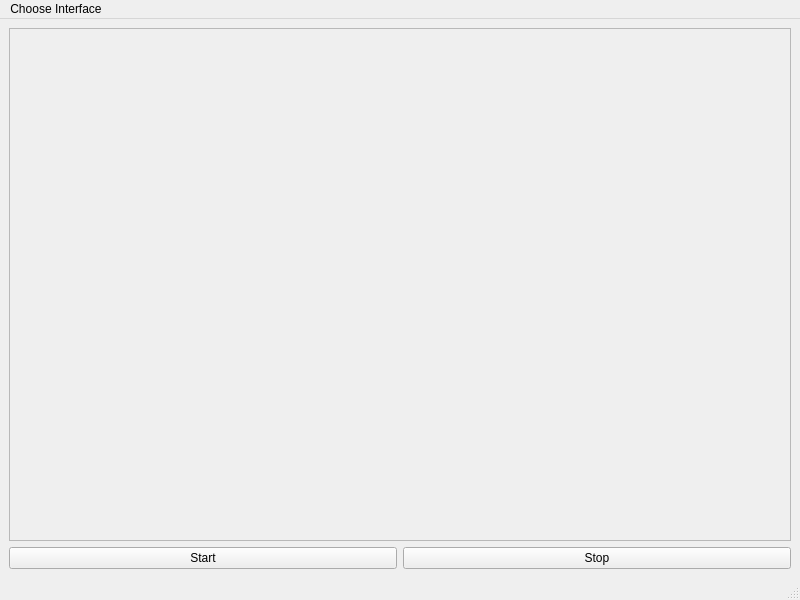
This is framehound.ui in vedangnaik/framehound as Qt 5 draws it before an edit. The edited form follows.
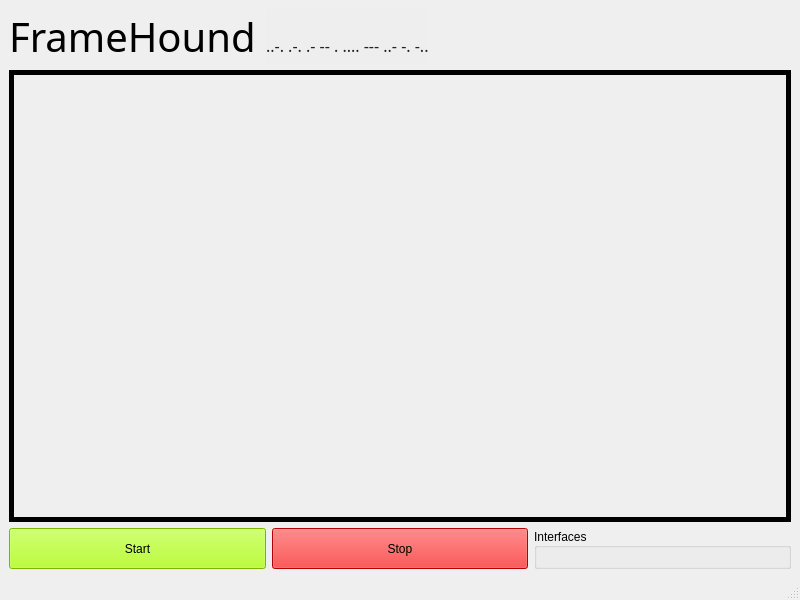
This is the edited form.

The edit to the form file:
```diff
--- a/framehound.ui
+++ b/framehound.ui
@@ -14,11 +14,57 @@
    <string>FrameHound</string>
   </property>
   <widget class="QWidget" name="centralwidget">
-   <layout class="QHBoxLayout" name="horizontalLayout_2">
+   <layout class="QHBoxLayout" name="horizontalLayout_4">
     <item>
      <layout class="QVBoxLayout" name="verticalLayout">
+      <item>
+       <widget class="QLabel" name="label">
+        <property name="sizePolicy">
+         <sizepolicy hsizetype="Preferred" vsizetype="Preferred">
+          <horstretch>0</horstretch>
+          <verstretch>0</verstretch>
+         </sizepolicy>
+        </property>
+        <property name="font">
+         <font>
+          <family>Comfortaa Light</family>
+          <pointsize>30</pointsize>
+          <weight>3</weight>
+          <italic>false</italic>
+          <bold>false</bold>
+         </font>
+        </property>
+        <property name="styleSheet">
+         <string notr="true">font: 25 30pt &quot;Comfortaa Light&quot;;</string>
+        </property>
+        <property name="text">
+         <string>&lt;html&gt;&lt;head/&gt;&lt;body&gt;&lt;p&gt;FrameHound &lt;span style=&quot; font-family:'Inconsolata','monospace'; font-size:16px; font-weight:400; color:#222222; background-color:#eeeeee;&quot;&gt;..-. .-. .- -- . .... --- ..- -. -..&lt;/span&gt;&lt;/p&gt;&lt;/body&gt;&lt;/html&gt;</string>
+        </property>
+        <property name="alignment">
+         <set>Qt::AlignLeading|Qt::AlignLeft|Qt::AlignVCenter</set>
+        </property>
+        <property name="wordWrap">
+         <bool>true</bool>
+        </property>
+       </widget>
+      </item>
       <item>
        <widget class="QScrollArea" name="scrollArea">
+        <property name="frameShape">
+         <enum>QFrame::Box</enum>
+        </property>
+        <property name="frameShadow">
+         <enum>QFrame::Plain</enum>
+        </property>
+        <property name="lineWidth">
+         <number>5</number>
+        </property>
+        <property name="midLineWidth">
+         <number>3</number>
+        </property>
+        <property name="horizontalScrollBarPolicy">
+         <enum>Qt::ScrollBarAlwaysOff</enum>
+        </property>
         <property name="widgetResizable">
          <bool>true</bool>
         </property>
@@ -27,11 +73,11 @@
           <rect>
            <x>0</x>
            <y>0</y>
-           <width>782</width>
-           <height>490</height>
+           <width>776</width>
+           <height>451</height>
           </rect>
          </property>
-         <layout class="QVBoxLayout" name="verticalLayout_3">
+         <layout class="QHBoxLayout" name="horizontalLayout_3">
           <item>
            <layout class="QVBoxLayout" name="packetDisplay"/>
           </item>
@@ -40,9 +86,18 @@
        </widget>
       </item>
       <item>
-       <layout class="QHBoxLayout" name="horizontalLayout">
+       <layout class="QHBoxLayout" name="horizontalLayout_2">
         <item>
          <widget class="QPushButton" name="startSniffing">
+          <property name="sizePolicy">
+           <sizepolicy hsizetype="Minimum" vsizetype="Preferred">
+            <horstretch>0</horstretch>
+            <verstretch>0</verstretch>
+           </sizepolicy>
+          </property>
+          <property name="styleSheet">
+           <string notr="true">background-color: rgb(170, 255, 0);</string>
+          </property>
           <property name="text">
            <string>Start</string>
           </property>
@@ -50,33 +105,41 @@
         </item>
         <item>
          <widget class="QPushButton" name="stopSniffing">
+          <property name="sizePolicy">
+           <sizepolicy hsizetype="Minimum" vsizetype="Preferred">
+            <horstretch>0</horstretch>
+            <verstretch>0</verstretch>
+           </sizepolicy>
+          </property>
+          <property name="styleSheet">
+           <string notr="true">background-color: rgb(255, 0, 0);</string>
+          </property>
           <property name="text">
            <string>Stop</string>
           </property>
          </widget>
         </item>
+        <item>
+         <widget class="QGroupBox" name="groupBox">
+          <property name="title">
+           <string>Interfaces</string>
+          </property>
+          <property name="alignment">
+           <set>Qt::AlignLeading|Qt::AlignLeft|Qt::AlignVCenter</set>
+          </property>
+          <layout class="QHBoxLayout" name="horizontalLayout">
+           <item>
+            <layout class="QHBoxLayout" name="interfaces"/>
+           </item>
+          </layout>
+         </widget>
+        </item>
        </layout>
       </item>
      </layout>
     </item>
    </layout>
   </widget>
-  <widget class="QMenuBar" name="menubar">
-   <property name="geometry">
-    <rect>
-     <x>0</x>
-     <y>0</y>
-     <width>800</width>
-     <height>29</height>
-    </rect>
-   </property>
-   <widget class="QMenu" name="chooseInterfaceMenu">
-    <property name="title">
-     <string>Choose Interface</string>
-    </property>
-   </widget>
-   <addaction name="chooseInterfaceMenu"/>
-  </widget>
   <widget class="QStatusBar" name="statusbar"/>
   <action name="actionlo">
    <property name="text">
```
Left out of the diff: 2 changed lines with no effect on the pictures.
